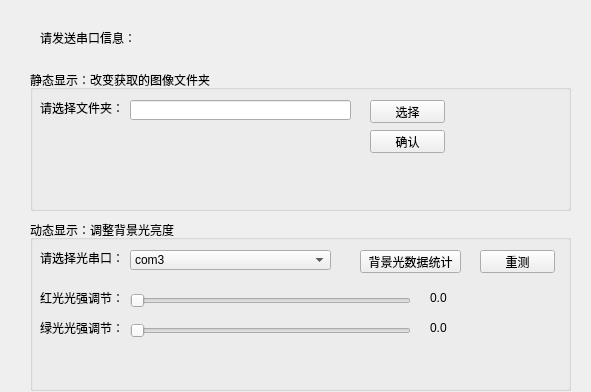
Old version of the form simulator/myframe.ui in the repository lidingke/fiberGeometry.
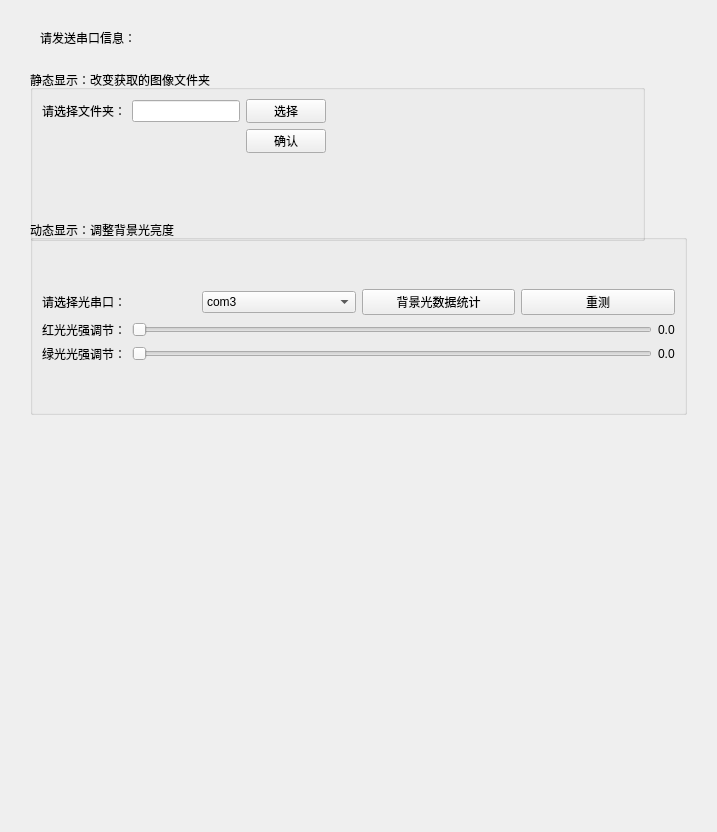
New version of the form.

```diff
--- a/simulator/myframe.ui
+++ b/simulator/myframe.ui
@@ -6,8 +6,8 @@
    <rect>
     <x>0</x>
     <y>0</y>
-    <width>591</width>
-    <height>392</height>
+    <width>717</width>
+    <height>832</height>
    </rect>
   </property>
   <property name="windowTitle">
@@ -31,97 +31,70 @@
     <rect>
      <x>30</x>
      <y>70</y>
-     <width>541</width>
-     <height>141</height>
+     <width>615</width>
+     <height>171</height>
     </rect>
    </property>
    <property name="title">
     <string>静态显示：改变获取的图像文件夹</string>
    </property>
-   <widget class="QPushButton" name="loadButton">
-    <property name="geometry">
-     <rect>
-      <x>340</x>
-      <y>30</y>
-      <width>75</width>
-      <height>23</height>
-     </rect>
-    </property>
-    <property name="text">
-     <string>选择</string>
-    </property>
-   </widget>
-   <widget class="QPushButton" name="okButton">
-    <property name="geometry">
-     <rect>
-      <x>340</x>
-      <y>60</y>
-      <width>75</width>
-      <height>23</height>
-     </rect>
-    </property>
-    <property name="text">
-     <string>确认</string>
-    </property>
-   </widget>
+   <layout class="QFormLayout" name="formLayout">
+    <item row="0" column="0">
+     <layout class="QGridLayout" name="gridLayout_4">
+      <item row="0" column="0">
    <widget class="QLabel" name="label">
-    <property name="geometry">
-     <rect>
-      <x>10</x>
-      <y>30</y>
-      <width>84</width>
-      <height>16</height>
-     </rect>
-    </property>
     <property name="text">
      <string>请选择文件夹：</string>
     </property>
    </widget>
-   <widget class="QLineEdit" name="inputLine">
-    <property name="geometry">
-     <rect>
-      <x>100</x>
-      <y>30</y>
-      <width>221</width>
-      <height>20</height>
-     </rect>
-    </property>
-   </widget>
+      </item>
+      <item row="1" column="2">
+       <widget class="QPushButton" name="okButton">
+        <property name="text">
+         <string>确认</string>
+        </property>
+       </widget>
+      </item>
+      <item row="0" column="2">
+       <widget class="QPushButton" name="loadButton">
+        <property name="text">
+         <string>选择</string>
+        </property>
+       </widget>
+      </item>
+      <item row="0" column="1">
+       <widget class="QLineEdit" name="inputLine"/>
+      </item>
+     </layout>
+    </item>
+   </layout>
   </widget>
   <widget class="QGroupBox" name="groupBox_4">
    <property name="geometry">
     <rect>
      <x>30</x>
      <y>220</y>
-     <width>541</width>
-     <height>171</height>
+     <width>657</width>
+     <height>195</height>
     </rect>
    </property>
    <property name="title">
     <string>动态显示：调整背景光亮度</string>
    </property>
+   <layout class="QGridLayout" name="gridLayout_3">
+    <item row="0" column="0">
+     <layout class="QVBoxLayout" name="verticalLayout">
+      <item>
+       <layout class="QGridLayout" name="gridLayout_2">
+        <item row="0" column="0">
    <widget class="QLabel" name="choose_light">
-    <property name="geometry">
-     <rect>
-      <x>10</x>
-      <y>30</y>
-      <width>84</width>
-      <height>16</height>
-     </rect>
-    </property>
     <property name="text">
      <string>请选择光串口：</string>
     </property>
    </widget>
+        </item>
+        <item row="0" column="1">
    <widget class="QComboBox" name="port">
-    <property name="geometry">
-     <rect>
-      <x>100</x>
-      <y>30</y>
-      <width>201</width>
-      <height>20</height>
-     </rect>
-    </property>
     <item>
      <property name="text">
       <string>com3</string>
@@ -203,110 +176,72 @@
      </property>
     </item>
    </widget>
+        </item>
+        <item row="0" column="2">
+         <widget class="QPushButton" name="light_collect">
+          <property name="text">
+           <string>背景光数据统计</string>
+          </property>
+         </widget>
+        </item>
+        <item row="0" column="3">
+         <widget class="QPushButton" name="reset">
+          <property name="text">
+           <string>重测</string>
+          </property>
+         </widget>
+        </item>
+       </layout>
+      </item>
+      <item>
+       <layout class="QGridLayout" name="gridLayout">
+        <item row="0" column="0">
    <widget class="QLabel" name="change_red">
-    <property name="geometry">
-     <rect>
-      <x>10</x>
-      <y>70</y>
-      <width>84</width>
-      <height>16</height>
-     </rect>
-    </property>
     <property name="text">
      <string>红光光强调节：</string>
     </property>
    </widget>
+        </item>
+        <item row="0" column="1">
    <widget class="QSlider" name="red_Slider">
-    <property name="geometry">
-     <rect>
-      <x>100</x>
-      <y>70</y>
-      <width>281</width>
-      <height>22</height>
-     </rect>
-    </property>
     <property name="orientation">
      <enum>Qt::Horizontal</enum>
     </property>
    </widget>
+        </item>
+        <item row="0" column="2">
    <widget class="QLabel" name="red_light">
-    <property name="geometry">
-     <rect>
-      <x>400</x>
-      <y>70</y>
-      <width>18</width>
-      <height>16</height>
-     </rect>
-    </property>
     <property name="text">
      <string>0.0</string>
     </property>
    </widget>
+        </item>
+        <item row="1" column="0">
    <widget class="QLabel" name="change_green">
-    <property name="geometry">
-     <rect>
-      <x>10</x>
-      <y>100</y>
-      <width>84</width>
-      <height>16</height>
-     </rect>
-    </property>
     <property name="text">
      <string>绿光光强调节：</string>
     </property>
    </widget>
+        </item>
+        <item row="1" column="1">
    <widget class="QSlider" name="green_Slider">
-    <property name="geometry">
-     <rect>
-      <x>100</x>
-      <y>100</y>
-      <width>281</width>
-      <height>22</height>
-     </rect>
-    </property>
     <property name="orientation">
      <enum>Qt::Horizontal</enum>
     </property>
    </widget>
+        </item>
+        <item row="1" column="2">
    <widget class="QLabel" name="green_light">
-    <property name="geometry">
-     <rect>
-      <x>400</x>
-      <y>100</y>
-      <width>18</width>
-      <height>16</height>
-     </rect>
-    </property>
     <property name="text">
      <string>0.0</string>
     </property>
    </widget>
-   <widget class="QPushButton" name="light_collect">
-    <property name="geometry">
-     <rect>
-      <x>330</x>
-      <y>30</y>
-      <width>101</width>
-      <height>23</height>
-     </rect>
-    </property>
-    <property name="text">
-     <string>背景光数据统计</string>
-    </property>
-   </widget>
-   <widget class="QPushButton" name="reset">
-    <property name="geometry">
-     <rect>
-      <x>450</x>
-      <y>30</y>
-      <width>75</width>
-      <height>23</height>
-     </rect>
-    </property>
-    <property name="text">
-     <string>重测</string>
-    </property>
-   </widget>
+        </item>
+       </layout>
+      </item>
+     </layout>
+    </item>
+   </layout>
   </widget>
  </widget>
  <resources/>
```
Lines whose indentation alone changed are shown as unchanged.
